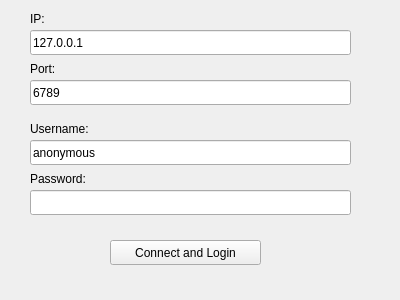
First picture: the form in clientGUI/loginwidget.ui, repository ycdfwzy/tinyFTP, before the edit.
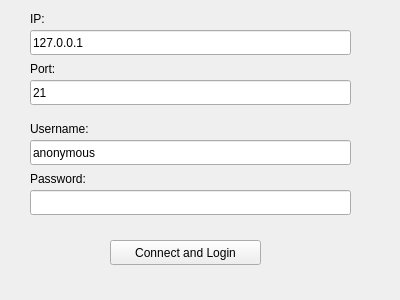
Second picture: the form after the edit.

What changed in the file:
```diff
--- a/clientGUI/loginwidget.ui
+++ b/clientGUI/loginwidget.ui
@@ -62,7 +62,7 @@
     </rect>
    </property>
    <property name="text">
-    <string>6789</string>
+    <string>21</string>
    </property>
   </widget>
   <widget class="QLabel" name="NameLbl">
```
